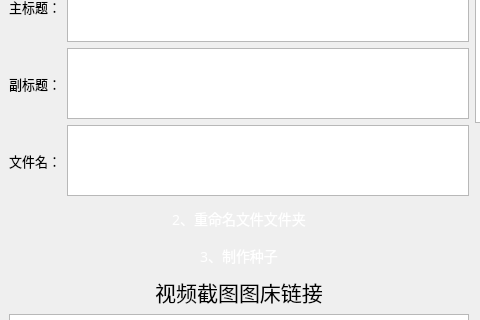
First picture: the form in ui/mainwindow.ui, repository waidosia/ph-bjd-playlet, before the edit; both pictures show x 0 to 480 and y 457 to 777 of the 944 by 998 pixel window.
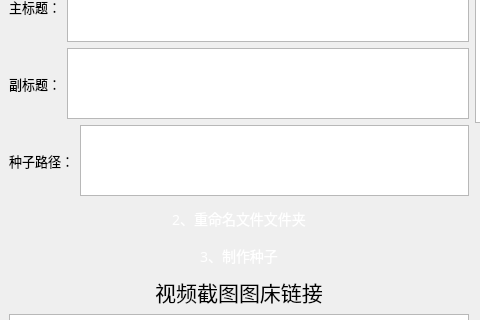
Second picture: the form after the edit.

```diff
--- a/ui/mainwindow.ui
+++ b/ui/mainwindow.ui
@@ -643,7 +643,7 @@
            </font>
           </property>
           <property name="text">
-           <string>文件名：</string>
+           <string>种子路径：</string>
           </property>
          </widget>
         </item>
```
Left out of the diff: 2 changed lines with no effect on the pictures.
